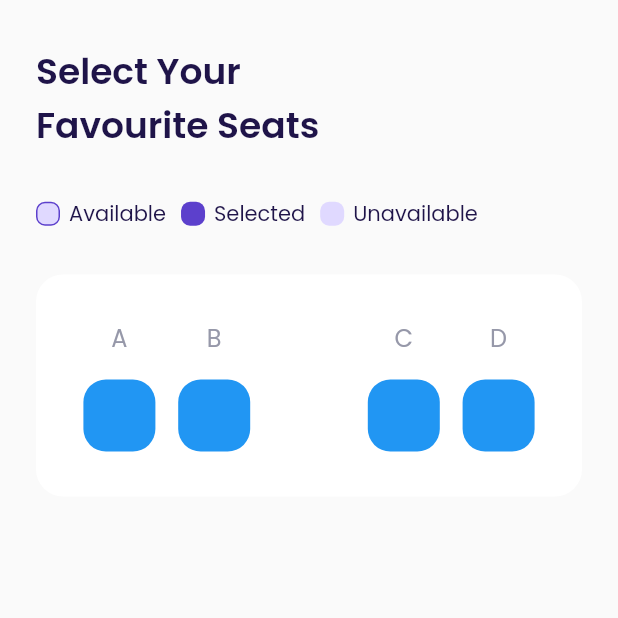
After one commit to rudiusman18/Travel-App, a Flutter app: the ChooseSeatPage screen opened directly, on a phone screen of 412 x 824 dp, the top half of it. The commit adds this screen. Run offline on Flutter 3.47's test engine with Material 2 defaults, Android fonts, the phone set to English and light mode, and no system bars; our stand-ins replace google_fonts, page_transition.

Commit message:
Latest Update Rudi Usman

```diff
--- a/lib/main.dart
+++ b/lib/main.dart
@@ -42,6 +42,7 @@ class MyApp extends StatelessWidget {
         return null;
       },
       home: Scaffold(
+
         body: SplashScreen(),
       ),
     );
--- /dev/null
+++ b/lib/user interface/pages/main page/choose_seat_page.dart
@@ -0,0 +1,160 @@
+import 'package:flutter/material.dart';
+import '../../../shared/theme.dart';
+
+class ChooseSeatPage extends StatelessWidget {
+  const ChooseSeatPage({Key? key}) : super(key: key);
+
+  @override
+  Widget build(BuildContext context) {
+    List seatPosition = ['A', 'B', '', 'C', 'D'];
+
+    // NOTE: Widget template informasi
+    Widget informationItem({
+      required String informationName,
+      required Color color,
+      Color? borderColor = Colors.transparent,
+    }) {
+      return Row(
+        children: [
+          Container(
+            margin: EdgeInsets.only(right: 6),
+            width: 16,
+            height: 16,
+            decoration: BoxDecoration(
+              color: color,
+              borderRadius: BorderRadius.circular(6),
+              border: Border.all(color: borderColor!),
+            ),
+          ),
+          Text(
+            informationName,
+            style: titleTextStyle,
+          ),
+        ],
+      );
+    }
+
+    Widget information() {
+      return Container(
+        margin: EdgeInsets.symmetric(vertical: 30),
+        child: Row(
+          children: [
+            informationItem(
+              informationName: 'Available',
+              color: Color(0xffE0D9FF),
+              borderColor: primaryColor,
+            ),
+            SizedBox(
+              width: 10,
+            ),
+            informationItem(
+              informationName: 'Selected',
+              color: primaryColor,
+            ),
+            SizedBox(
+              width: 10,
+            ),
+            informationItem(
+              informationName: 'Unavailable',
+              color: Color(0xffE0D9FF),
+            ),
+          ],
+        ),
+      );
+    }
+
+    Widget seatItem({
+      required String seat,
+      required String seatNumber,
+      int? status = 0,
+    }) {
+      return Expanded(
+        child: Container(
+          margin: EdgeInsets.only(
+            top: 16,
+          ),
+          child: Center(
+            child: seat == ''
+                ? SizedBox()
+                : Container(
+                    width: 48,
+                    height: 48,
+                    decoration: BoxDecoration(
+                      color: Colors.blue,
+                      borderRadius: BorderRadius.circular(
+                        15,
+                      ),
+                    ),
+                  ),
+          ),
+        ),
+      );
+    }
+
+    Widget seat() {
+      return Container(
+        padding: EdgeInsets.symmetric(
+          vertical: 30,
+          horizontal: 24,
+        ),
+        decoration: BoxDecoration(
+          color: whiteColor,
+          borderRadius: BorderRadius.circular(
+            18,
+          ),
+        ),
+        child: Column(
+          children: [
+            // NOTE: Huruf kursi
+            Row(
+              children: [
+                for (int i = 0; i < seatPosition.length; i++)
+                  Expanded(
+                    child: Center(
+                      child: Text(
+                        seatPosition[i],
+                        style: subtitleTextStyle.copyWith(
+                          fontSize: 16,
+                        ),
+                      ),
+                    ),
+                  ),
+              ],
+            ),
+            // NOTE: seat 1
+            Row(
+              children: [
+                for (int i = 0; i < seatPosition.length; i++)
+                  seatItem(seat: seatPosition[i], seatNumber: '1'),
+              ],
+            )
+          ],
+        ),
+      );
+    }
+
+    return Scaffold(
+      body: SafeArea(
+        child: Padding(
+          padding: const EdgeInsets.symmetric(
+            vertical: 30,
+            horizontal: 24,
+          ),
+          child: ListView(
+            children: [
+              Text(
+                'Select Your\nFavourite Seats',
+                style: titleTextStyle.copyWith(
+                  fontSize: 24,
+                  fontWeight: semiBold,
+                ),
+              ),
+              information(),
+              seat(),
+            ],
+          ),
+        ),
+      ),
+    );
+  }
+}
```
